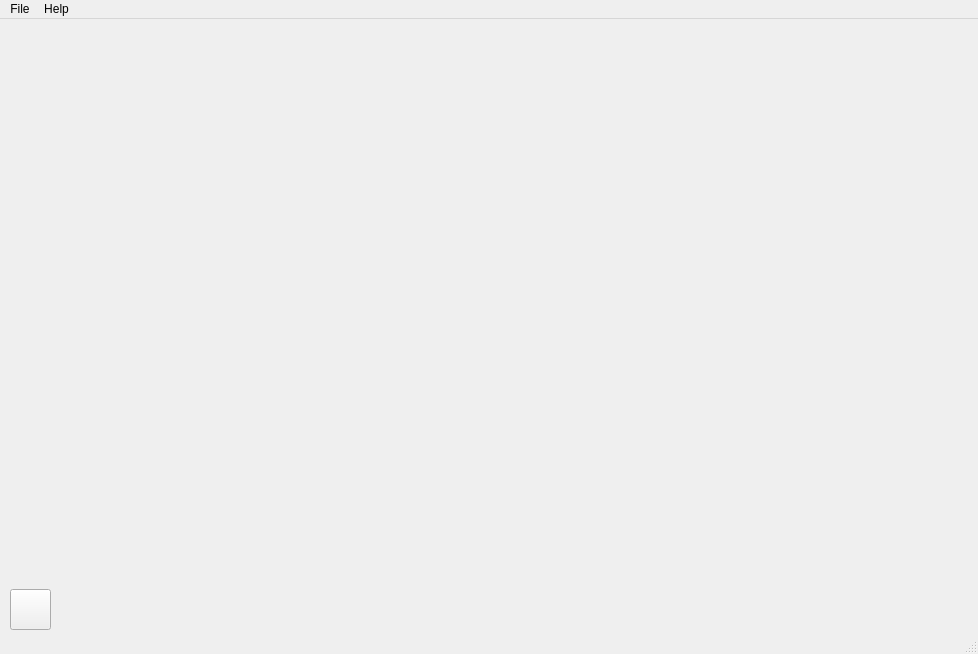
Before: the Qt Designer form ui/spiffy.ui in jiayusun/spiffy, drawn with Qt 5.
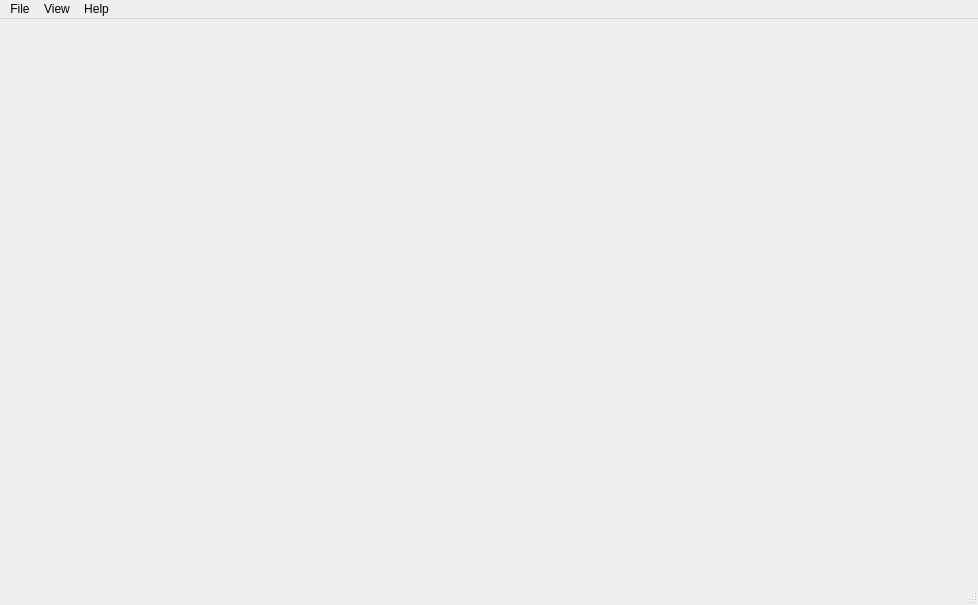
After: the same form once the commit is applied. Icons and pictures are not drawn. Custom widgets are drawn as their Qt base class.

Commit message: Exit view menu label image radiobutton disable

The edit to the form file:
```diff
--- a/ui/spiffy.ui
+++ b/ui/spiffy.ui
@@ -7,7 +7,7 @@
     <x>0</x>
     <y>0</y>
     <width>978</width>
-    <height>654</height>
+    <height>605</height>
    </rect>
   </property>
   <property name="sizePolicy">
@@ -26,26 +26,6 @@
      <verstretch>0</verstretch>
     </sizepolicy>
    </property>
-   <widget class="QPushButton" name="pushButton_10">
-    <property name="geometry">
-     <rect>
-      <x>10</x>
-      <y>570</y>
-      <width>41</width>
-      <height>41</height>
-     </rect>
-    </property>
-    <property name="toolTip">
-     <string>&lt;html&gt;&lt;head/&gt;&lt;body&gt;&lt;p&gt;Crosshair&lt;/p&gt;&lt;/body&gt;&lt;/html&gt;</string>
-    </property>
-    <property name="text">
-     <string/>
-    </property>
-    <property name="icon">
-     <iconset resource="../smili.qrc">
-      <normaloff>:/resources/toolbar/expand.png</normaloff>:/resources/toolbar/expand.png</iconset>
-    </property>
-   </widget>
    <widget class="QVTKWidget" name="qvtkWidget">
     <property name="geometry">
      <rect>
@@ -57,7 +37,17 @@
     </property>
    </widget>
   </widget>
-  <widget class="QStatusBar" name="statusbar"/>
+  <widget class="QStatusBar" name="statusbar">
+   <property name="mouseTracking">
+    <bool>false</bool>
+   </property>
+   <property name="whatsThis">
+    <string>Status Bar</string>
+   </property>
+   <property name="autoFillBackground">
+    <bool>true</bool>
+   </property>
+  </widget>
   <widget class="QMenuBar" name="menuBar">
    <property name="geometry">
     <rect>
@@ -67,6 +57,12 @@
      <height>21</height>
     </rect>
    </property>
+   <property name="sizePolicy">
+    <sizepolicy hsizetype="Preferred" vsizetype="Preferred">
+     <horstretch>0</horstretch>
+     <verstretch>0</verstretch>
+    </sizepolicy>
+   </property>
    <widget class="QMenu" name="menuFile">
     <property name="title">
      <string>File</string>
@@ -82,9 +78,23 @@
     </property>
     <addaction name="actionControl_2"/>
     <addaction name="actionAbout_2"/>
-    <addaction name="actionConsole"/>
+   </widget>
+   <widget class="QMenu" name="menuView">
+    <property name="title">
+     <string>View</string>
+    </property>
+    <addaction name="actionScreenshot"/>
+    <addaction name="actionCrosshair"/>
+    <addaction name="actionIntensity_2"/>
+    <addaction name="actionBlend"/>
+    <addaction name="separator"/>
+    <addaction name="actionAxial"/>
+    <addaction name="actionCoronal"/>
+    <addaction name="actionSagittal"/>
+    <addaction name="separator"/>
    </widget>
    <addaction name="menuFile"/>
+   <addaction name="menuView"/>
    <addaction name="menuHelp"/>
   </widget>
   <widget class="QToolBar" name="toolBar">
```
Left out of the diff: 16 changed lines with no effect on the pictures. The commit also changes 152 other files.
